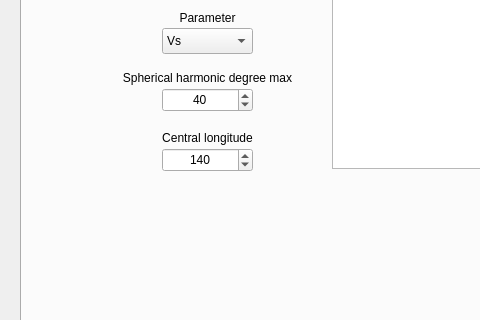
Before: the Qt Designer form SeisTomoPy/gui/qt_window.ui in stephaniedurand/SeisTomoPy_V3, drawn with Qt 5; both pictures show x 0 to 480 and y 227 to 547 of the 1136 by 720 pixel window.
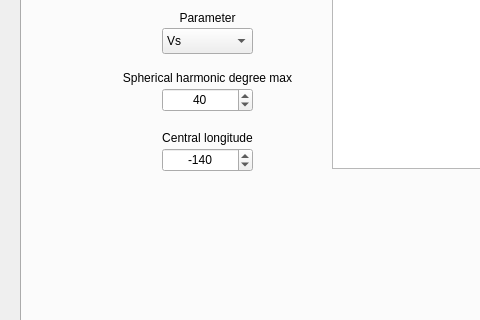
After: the same form once the commit is applied. The open tabs and pages were chosen to show the change. Custom widgets are drawn as their Qt base class.

Diff of the .ui file:
```diff
--- a/SeisTomoPy/gui/qt_window.ui
+++ b/SeisTomoPy/gui/qt_window.ui
@@ -1341,7 +1341,7 @@
        <double>1.000000000000000</double>
       </property>
       <property name="value">
-       <double>140.000000000000000</double>
+       <double>-140.000000000000000</double>
       </property>
      </widget>
      <widget class="QLabel" name="label_41">
```
